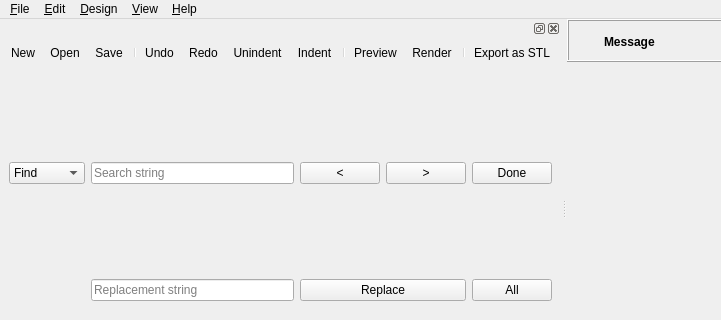
openscad/openscad, file src/MainWindow.ui: the form before one commit; both pictures show x 0 to 721 and y 0 to 320 of the 1118 by 636 pixel window.
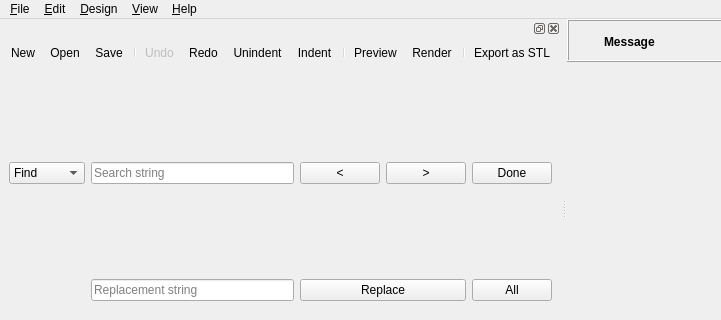
The form after the commit. Icons and pictures are not drawn. Custom widgets are drawn as their Qt base class.

```diff
--- a/src/MainWindow.ui
+++ b/src/MainWindow.ui
@@ -614,6 +614,9 @@
    </property>
   </action>
   <action name="editActionUndo">
+   <property name="enabled">
+    <bool>false</bool>
+   </property>
    <property name="icon">
     <iconset resource="../openscad.qrc">
      <normaloff>:/images/Command-Undo-32.png</normaloff>:/images/Command-Undo-32.png</iconset>
```
Left out of the diff: 57 changed lines with no effect on the pictures.
